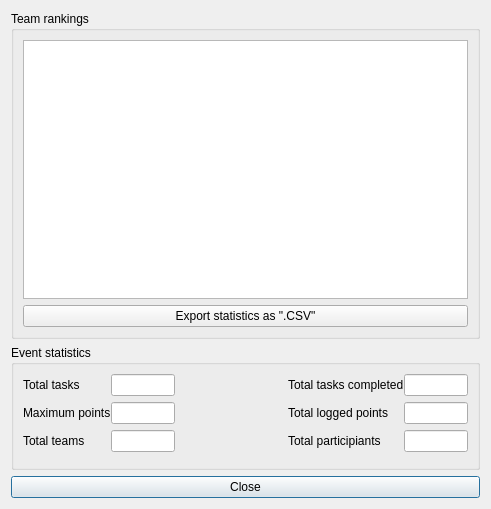
FrankMamuda/ketoevent, file trunk/gui_rankings.ui: the form before one commit.
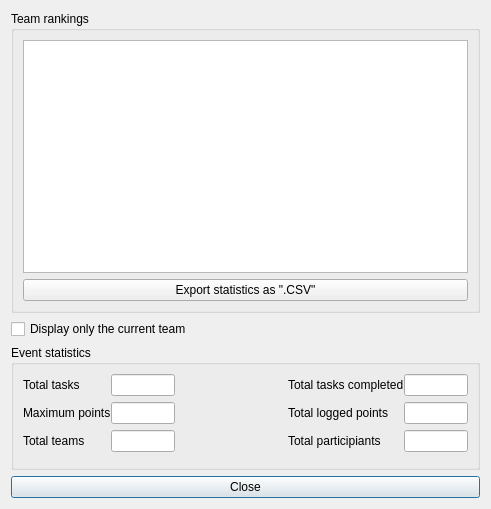
The form after the commit. Icons and pictures are not drawn.

Commit message: rankings fixes, rewrites

```diff
--- a/trunk/gui_rankings.ui
+++ b/trunk/gui_rankings.ui
@@ -57,6 +57,13 @@
      </layout>
     </widget>
    </item>
+   <item>
+    <widget class="QCheckBox" name="checkCurrent">
+     <property name="text">
+      <string>Display only the current team</string>
+     </property>
+    </widget>
+   </item>
    <item>
     <widget class="QGroupBox" name="groupBox">
      <property name="title">
```
The commit also changes 6 other files.
